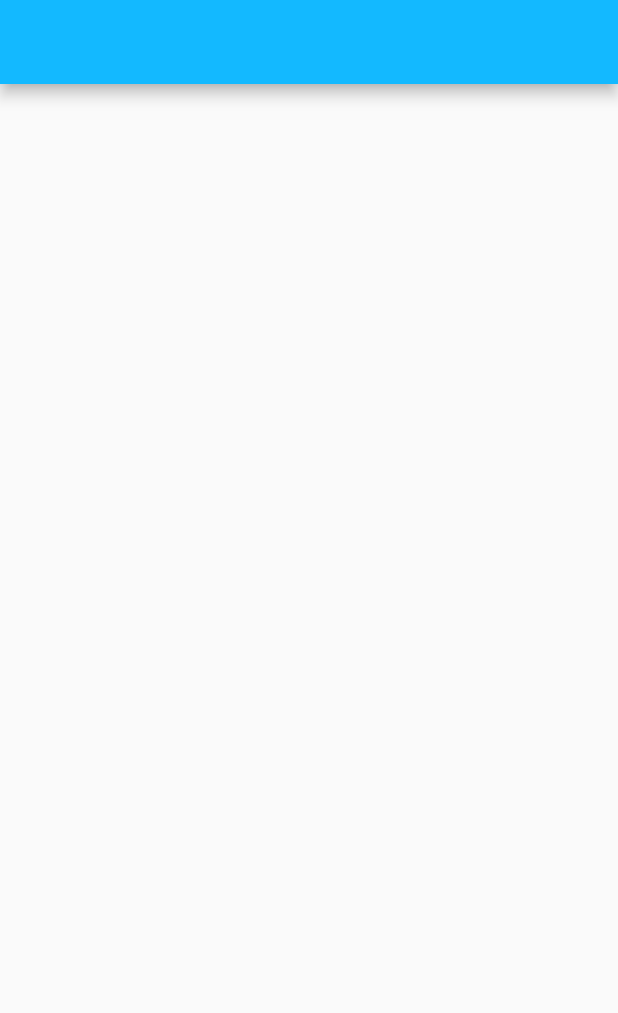
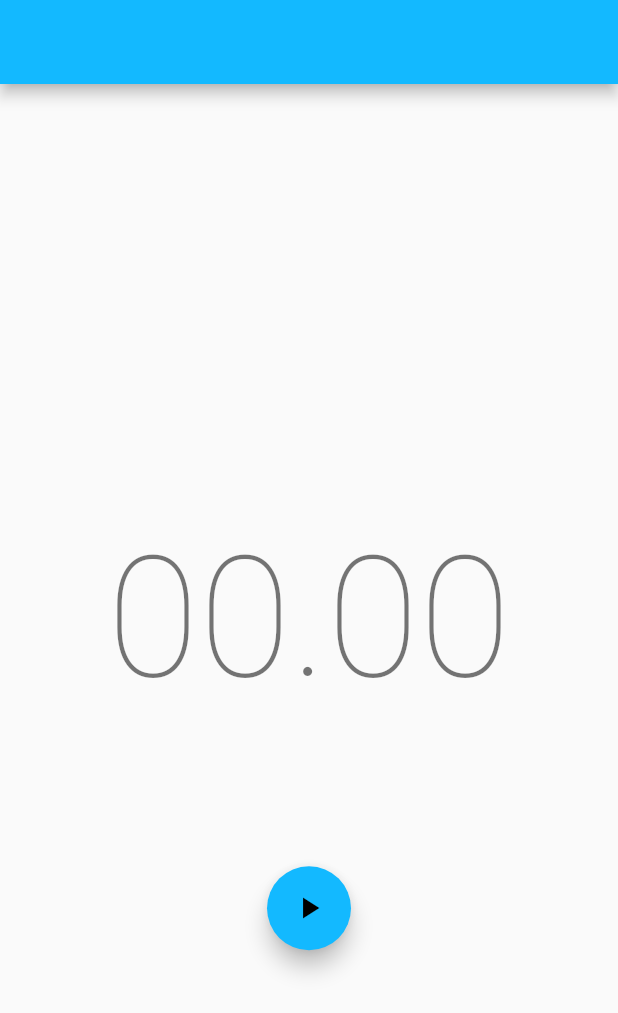
Before and after one commit to GabinL21/kubrs_app, a Flutter app: the screen it shows after launch, on a phone screen of 412 x 824 dp. Shown: the top 1013 px of the screen. Run offline on Flutter 3.47's test engine with Material 2 defaults, Android fonts, the phone set to English and light mode, and no system bars; our stand-ins replace bloc, equatable, flutter_bloc; generated files the repository leaves out were written again.

Commit message:
feat: add running timer

```diff
--- a/lib/timer/bloc/timer_bloc.dart
+++ b/lib/timer/bloc/timer_bloc.dart
@@ -1,13 +1,41 @@
+import 'dart:async';
+
 import 'package:bloc/bloc.dart';
+import 'package:equatable/equatable.dart';
+import 'package:kubrs_app/timer/utils/ticker.dart';
 import 'package:meta/meta.dart';
 
 part 'timer_event.dart';
 part 'timer_state.dart';
 
 class TimerBloc extends Bloc<TimerEvent, TimerState> {
-  TimerBloc() : super(TimerInitial()) {
-    on<TimerEvent>((event, emit) {
-      // TODO: implement event handler
-    });
+
+  TimerBloc({required Ticker ticker})
+      : _ticker = ticker,
+        super(const TimerInitial()) {
+    on<TimerStarted>(_onStarted);
+    on<_TimerTicked>(_onTicked);
+  }
+
+  final Ticker _ticker;
+
+  StreamSubscription<int>? _tickerSubscription;
+
+  @override
+  Future<void> close() {
+    _tickerSubscription?.cancel();
+    return super.close();
+  }
+
+  void _onStarted(TimerStarted event, Emitter<TimerState> emit) {
+    emit(const TimerRunning(0));
+    _tickerSubscription?.cancel();
+    _tickerSubscription = _ticker
+        .tick()
+        .listen((duration) => add(_TimerTicked(duration: duration)));
+  }
+
+  void _onTicked(_TimerTicked event, Emitter<TimerState> emit) {
+    emit(TimerRunning(event.duration));
   }
 }
--- a/lib/timer/bloc/timer_event.dart
+++ b/lib/timer/bloc/timer_event.dart
@@ -1,4 +1,16 @@
 part of 'timer_bloc.dart';
 
 @immutable
-abstract class TimerEvent {}
+abstract class TimerEvent {
+  const TimerEvent();
+}
+
+class TimerStarted extends TimerEvent {
+  const TimerStarted({required this.duration});
+  final int duration;
+}
+
+class _TimerTicked extends TimerEvent {
+  const _TimerTicked({required this.duration});
+  final int duration;
+}
--- a/lib/timer/bloc/timer_state.dart
+++ b/lib/timer/bloc/timer_state.dart
@@ -1,6 +1,18 @@
 part of 'timer_bloc.dart';
 
 @immutable
-abstract class TimerState {}
+abstract class TimerState extends Equatable {
+  const TimerState(this.duration);
+  final int duration;
 
-class TimerInitial extends TimerState {}
+  @override
+  List<Object> get props => [duration];
+}
+
+class TimerInitial extends TimerState {
+  const TimerInitial() : super(0);
+}
+
+class TimerRunning extends TimerState {
+  const TimerRunning(super.duration);
+}
--- /dev/null
+++ b/lib/timer/utils/ticker.dart
@@ -0,0 +1,10 @@
+class Ticker {
+  const Ticker();
+
+  Stream<int> tick() {
+    return Stream.periodic(
+      const Duration(milliseconds: 10),
+      (x) => (x + 1) * 10, // x + 1 since the first event is 0 not 1
+    );
+  }
+}
--- a/lib/timer/view/timer_page.dart
+++ b/lib/timer/view/timer_page.dart
@@ -1,6 +1,7 @@
 import 'package:flutter/material.dart';
 import 'package:flutter_bloc/flutter_bloc.dart';
 import 'package:kubrs_app/timer/bloc/timer_bloc.dart';
+import 'package:kubrs_app/timer/utils/ticker.dart';
 
 class TimerPage extends StatelessWidget {
   const TimerPage({super.key});
@@ -8,19 +9,58 @@ class TimerPage extends StatelessWidget {
   @override
   Widget build(BuildContext context) {
     return BlocProvider(
-      create: (_) => TimerBloc(),
-      child: const SolveTimerView(),
+      create: (_) => TimerBloc(ticker: const Ticker()),
+      child: const TimerView(),
     );
   }
 }
 
-class SolveTimerView extends StatelessWidget {
-  const SolveTimerView({super.key});
+class TimerView extends StatelessWidget {
+  const TimerView({super.key});
 
   @override
   Widget build(BuildContext context) {
     return Scaffold(
       appBar: AppBar(),
+      body: Column(
+        mainAxisAlignment: MainAxisAlignment.center,
+        children: const <Widget>[
+          Padding(
+            padding: EdgeInsets.symmetric(vertical: 100),
+            child: Center(child: TimerText()),
+          ),
+          StartButton(),
+        ],
+      ),
     );
   }
 }
+
+class TimerText extends StatelessWidget {
+  const TimerText({super.key});
+
+  @override
+  Widget build(BuildContext context) {
+    final duration = context.select((TimerBloc bloc) => bloc.state.duration);
+    final secondsStr = (duration / 1000).floor().toString().padLeft(2, '0');
+    final millisecondsStr =
+        (duration % 1000 / 10).floor().toString().padLeft(2, '0');
+    return Text(
+      '$secondsStr.$millisecondsStr',
+      style: Theme.of(context).textTheme.headline1,
+    );
+  }
+}
+
+class StartButton extends StatelessWidget {
+  const StartButton({super.key});
+
+  @override
+  Widget build(BuildContext context) {
+    return FloatingActionButton(
+      child: const Icon(Icons.play_arrow),
+      onPressed: () =>
+          context.read<TimerBloc>().add(const TimerStarted(duration: 0)),
+    );
+  }
+}
--- a/pubspec.yaml
+++ b/pubspec.yaml
@@ -9,6 +9,7 @@ environment:
 
 dependencies:
   bloc: ^8.1.0
+  equatable: ^2.0.5
   flutter:
     sdk: flutter
   flutter_bloc: ^8.1.1
```
Also changed, not shown: pubspec.lock.
